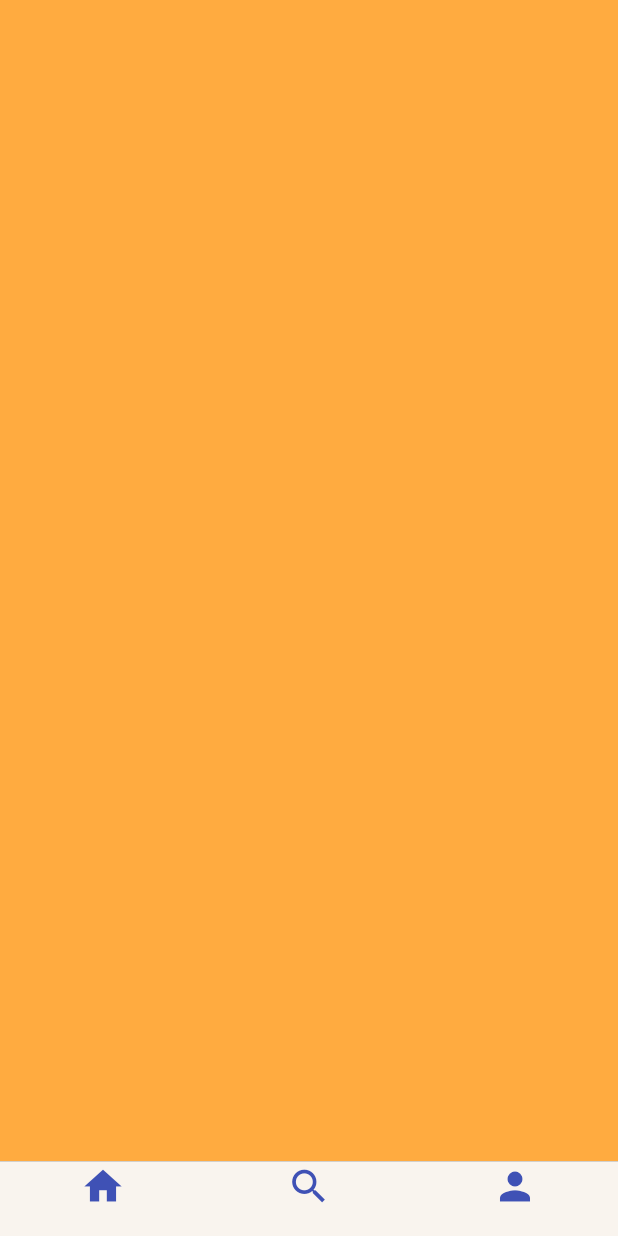
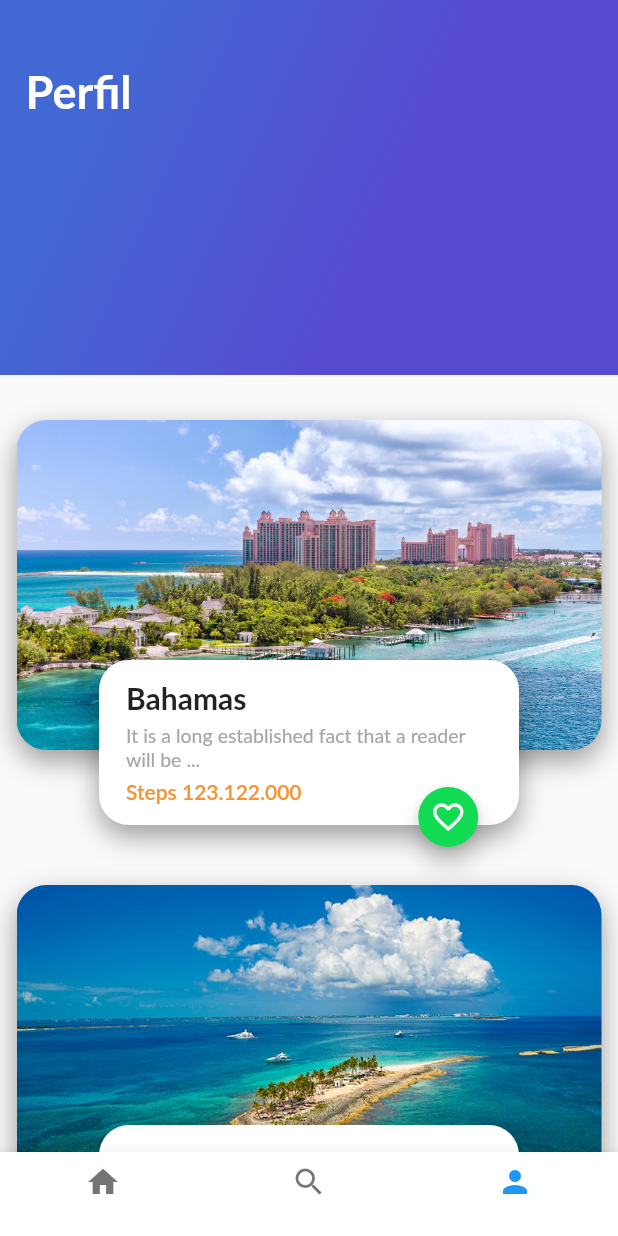
Before and after one commit to edg-ceron/review-trips-app, a Flutter app: the screen it shows after launch, item 3 of the bottom bar chosen, on a phone screen of 412 x 824 dp. Run offline on Flutter 3.47's test engine with Material 2 defaults, Android fonts, the phone set to English and light mode, and no system bars; Roboto replaces fonts that are missing (Lato).

Commit message:
Primera parte de la maquetacion de la vista de Perfil. Se realiza las cards de los favoritos con su cuadro de drescipcion

```diff
--- a/lib/content_trips_cupertino.dart
+++ b/lib/content_trips_cupertino.dart
@@ -11,17 +11,18 @@ class ContentTripsCupertino extends StatelessWidget {
     return Scaffold(
       bottomNavigationBar: CupertinoTabScaffold(
         tabBar: CupertinoTabBar(
+          activeColor: Colors.indigo,
           items: [
             BottomNavigationBarItem(
-                icon: Icon(Icons.home, color: Colors.indigo),
+                icon: Icon(Icons.home),
                 title: Text("")
             ),
             BottomNavigationBarItem(
-                icon: Icon(Icons.search, color: Colors.indigo),
+                icon: Icon(Icons.search),
                 title: Text("")
             ),
             BottomNavigationBarItem(
-                icon: Icon(Icons.person, color: Colors.indigo),
+                icon: Icon(Icons.person),
                 title: Text("")
             ),
           ],
--- /dev/null
+++ b/lib/header_appbar_profile.dart
@@ -0,0 +1,9 @@
+import 'package:flutter/material.dart';
+
+class HeaderAppBarProfile extends StatelessWidget {
+  @override
+  Widget build(BuildContext context) {
+    // TODO: implement build
+    return null;
+  }
+}
--- a/lib/main.dart
+++ b/lib/main.dart
@@ -23,7 +23,7 @@ class MyApp extends StatelessWidget {
         // is not restarted.
         primarySwatch: Colors.blue,
       ),
-      home: ContentTripsCupertino()
+      home: ContentTrips()
     );
   }
 }
--- /dev/null
+++ b/lib/my_favorite_trip_image.dart
@@ -0,0 +1,125 @@
+import 'package:flutter/material.dart';
+
+import 'floating_action_button_green.dart';
+
+class MyFavoriteTripImage extends StatelessWidget {
+  String pathImage = "assets/img/bahamas.jpg";
+  String namePlace;
+  String descriptionPlace;
+  String stepPlace;
+
+  MyFavoriteTripImage(this.pathImage, this.namePlace, this.descriptionPlace, this.stepPlace);
+
+  @override
+  Widget build(BuildContext context) {
+    // TODO: implement build
+    final card = Container(
+      height: 220.0,
+      width: 390.0,
+      margin: EdgeInsets.only(
+        top: 20.0,
+        bottom: 70.0
+      ),
+      decoration: BoxDecoration(
+        image: DecorationImage(
+          fit: BoxFit.cover,
+          image: AssetImage(pathImage)
+        ),
+        borderRadius: BorderRadius.all(Radius.circular(20.0)),
+        shape: BoxShape.rectangle,
+        boxShadow: <BoxShadow>[
+          BoxShadow(
+            color: Colors.black38,
+            blurRadius: 15.0,
+            offset: Offset(0.0, 7.0)
+          )
+        ]
+      ),
+    );
+
+    final title = Container(
+       margin: EdgeInsets.only(
+        bottom: 5.0
+      ),
+      child: Text(
+        namePlace,
+        style: TextStyle(
+          fontFamily: "Lato",
+          fontSize: 20.0,
+          fontWeight: FontWeight.w700
+        )
+      ),
+    );
+
+    final detetail_information = Container(
+      margin: EdgeInsets.only(
+        bottom: 5.0
+      ),
+      child: Text(
+        descriptionPlace,
+        style: TextStyle(
+          fontFamily: "Lato",
+          fontSize: 13.0,
+          color: Color(0xFFa3a5a7)
+        )
+      ),
+    );
+
+    final step_information = Container(
+      child: Text(
+        stepPlace,
+        style: TextStyle(
+          fontFamily: "Lato",
+          fontSize: 14.0,
+          color: Color(0xFFf79236),
+          fontWeight: FontWeight.w600
+
+        )
+      ),
+    );
+
+    final desctiption_container = Container(
+      height: 110.0,
+      width: 280.0,
+      padding: EdgeInsets.only(
+        top: 13.0,
+        left: 18.0,
+        right: 18.0
+      ),
+      decoration: BoxDecoration(
+        color: Colors.white,
+        borderRadius: BorderRadius.all(Radius.circular(20.0)),
+        boxShadow: <BoxShadow>[
+          BoxShadow(
+            color: Colors.black38,
+            blurRadius: 15.0,
+            offset: Offset(0.0, 7.0)
+          )
+        ]
+      ),
+      child: Column(
+        crossAxisAlignment: CrossAxisAlignment.start,
+        children: <Widget>[
+          title,
+          detetail_information,
+          step_information
+        ],
+      ),
+    );
+
+
+    return Stack(
+      alignment: Alignment(0.0, 0.8),
+      children: <Widget>[
+        card,
+        Stack(
+          alignment: Alignment(0.8, 1.6),
+          children: <Widget>[
+            desctiption_container,
+            FloatingActionButtonGreen()
+          ],
+        )
+      ],
+    );
+  }
+}
--- /dev/null
+++ b/lib/my_favorite_trips_list.dart
@@ -0,0 +1,23 @@
+import 'package:flutter/material.dart';
+import 'package:trip_app/my_favorite_trip_image.dart';
+
+class MyFavoriteTripsList extends StatelessWidget {
+  @override
+  Widget build(BuildContext context) {
+    // TODO: implement build
+    return Container(
+      height: 550.0,
+      child: ListView(
+        padding: EdgeInsets.all(10.0),
+        scrollDirection: Axis.vertical,
+        children: <Widget>[
+          MyFavoriteTripImage('assets/img/bahamas_1.jpg', 'Bahamas', 'It is a long established fact that a reader will be ...', 'Steps 123.122.000'),
+          MyFavoriteTripImage('assets/img/bahamas.jpg', 'New York', 'It is a long established fact that a reader will be ...', 'Steps 123.122.000'),
+          MyFavoriteTripImage('assets/img/bahamas_2.jpg', 'L.A', 'It is a long established fact that a reader will be ...', 'Steps 123.122.000'),
+          MyFavoriteTripImage('assets/img/bahamas_3.jpg', 'Cataratas', 'It is a long established fact that a reader will be ...', 'Steps 123.122.000'),
+          MyFavoriteTripImage('assets/img/bahamas_4.jpg', 'Isla mujeres', 'It is a long established fact that a reader will be ...', 'Steps 123.122.000')
+        ],
+      ),
+    );
+  }
+}
--- a/lib/profile_trips.dart
+++ b/lib/profile_trips.dart
@@ -1,11 +1,17 @@
 import 'package:flutter/material.dart';
+import 'package:trip_app/my_favorite_trips_list.dart';
+
+import 'gradient_back.dart';
 
 class ProfileTrips extends StatelessWidget {
   @override
   Widget build(BuildContext context) {
     // TODO: implement build
-    return Container(
-      color: Colors.orangeAccent,
+    return Column(
+      children: <Widget>[
+        GradientBack('Perfil'),
+        MyFavoriteTripsList()
+      ]
     );
   }
 }
```
